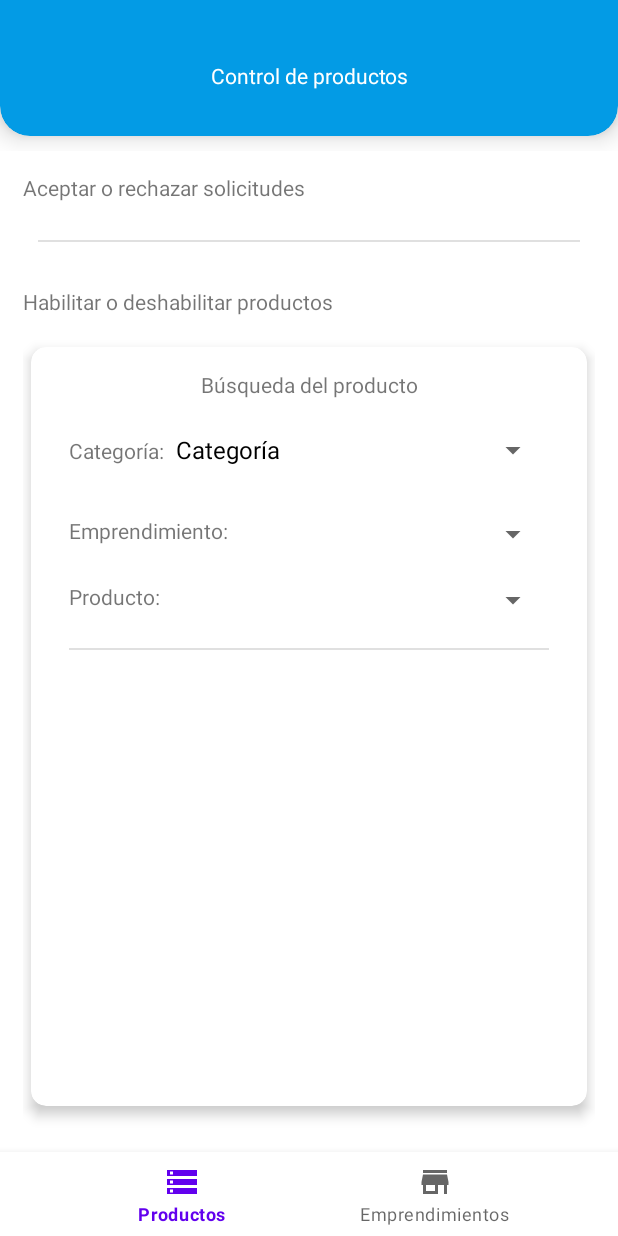
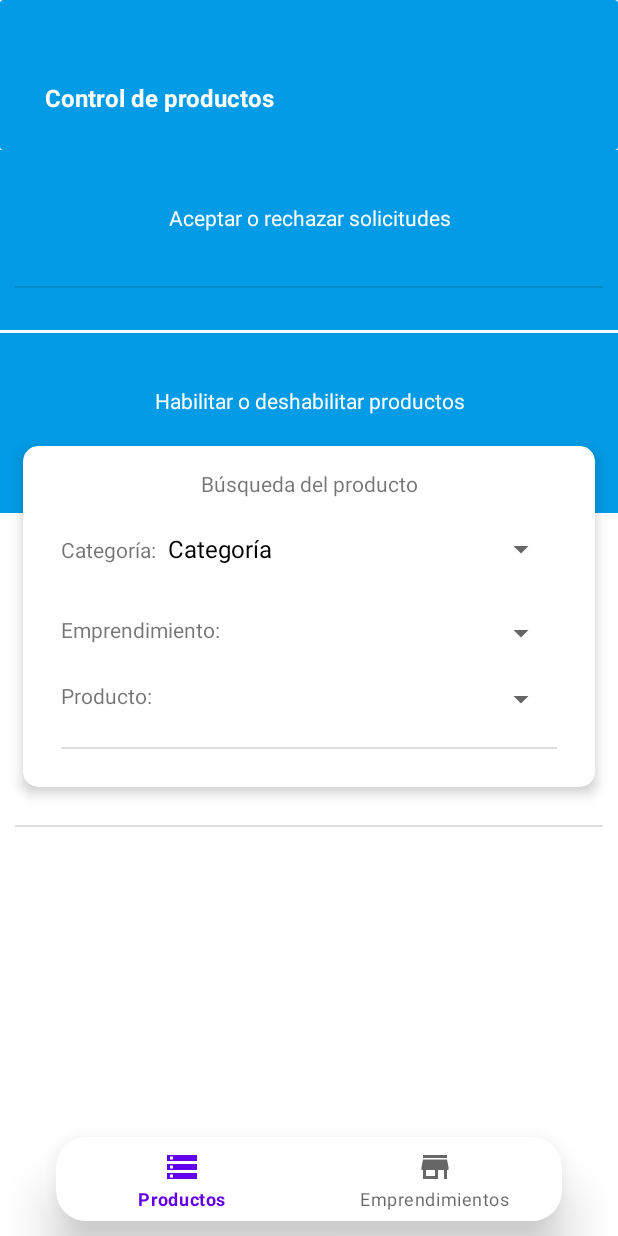
Before and after one commit to gustavovillada1/Estacionamiento-App, an Android app: the MainActivity screen opened directly, with no data from a screen before it, on a phone screen of 412 x 824 dp. Run offline under Robolectric (Android 15) with nearby library versions, the phone set to English and light mode, and no system bars; our stand-ins replace Firebase (no records; nobody signed in at launch, a user with empty details on screens opened directly), navigation-ui; libraries missing offline, so code that uses them is left out: com.synnapps.carouselview; pictures from the network do not load.

Commit message:
Se termina la app

```diff
--- /dev/null
+++ b/app/src/main/res/drawable/ic_baseline_add_circle_outline_24.xml
@@ -0,0 +1,5 @@
+<vector android:height="24dp" android:tint="#1FA021"
+    android:viewportHeight="24" android:viewportWidth="24"
+    android:width="24dp" xmlns:android="http://schemas.android.com/apk/res/android">
+    <path android:fillColor="@android:color/white" android:pathData="M13,7h-2v4L7,11v2h4v4h2v-4h4v-2h-4L13,7zM12,2C6.48,2 2,6.48 2,12s4.48,10 10,10 10,-4.48 10,-10S17.52,2 12,2zM12,20c-4.41,0 -8,-3.59 -8,-8s3.59,-8 8,-8 8,3.59 8,8 -3.59,8 -8,8z"/>
+</vector>
--- /dev/null
+++ b/app/src/main/res/drawable/ic_remove_red.xml
@@ -0,0 +1,5 @@
+<vector android:height="24dp" android:tint="#A01F1F"
+    android:viewportHeight="24" android:viewportWidth="24"
+    android:width="24dp" xmlns:android="http://schemas.android.com/apk/res/android">
+    <path android:fillColor="@android:color/white" android:pathData="M7,11v2h10v-2L7,11zM12,2C6.48,2 2,6.48 2,12s4.48,10 10,10 10,-4.48 10,-10S17.52,2 12,2zM12,20c-4.41,0 -8,-3.59 -8,-8s3.59,-8 8,-8 8,3.59 8,8 -3.59,8 -8,8z"/>
+</vector>
--- a/app/src/main/res/layout/activity_main.xml
+++ b/app/src/main/res/layout/activity_main.xml
@@ -10,19 +10,28 @@
         android:id="@+id/fragmentContainer"
         android:layout_width="match_parent"
         android:layout_height="0dp"
-        app:layout_constraintBottom_toTopOf="@+id/navigator"
+        app:layout_constraintBottom_toBottomOf="parent"
         app:layout_constraintEnd_toEndOf="parent"
         app:layout_constraintStart_toStartOf="parent"
         app:layout_constraintTop_toTopOf="parent">
 
     </androidx.constraintlayout.widget.ConstraintLayout>
 
-    <com.google.android.material.bottomnavigation.BottomNavigationView
-        android:id="@+id/navigator"
-        android:layout_width="match_parent"
+    <androidx.cardview.widget.CardView
+        android:id="@+id/cardView2"
+        android:layout_width="wrap_content"
         android:layout_height="wrap_content"
+        android:layout_margin="10dp"
+        app:cardCornerRadius="20dp"
+        app:cardElevation="20dp"
         app:layout_constraintBottom_toBottomOf="parent"
         app:layout_constraintEnd_toEndOf="parent"
-        app:layout_constraintStart_toStartOf="parent"
-        app:menu="@menu/menuapp" />
+        app:layout_constraintStart_toStartOf="parent">
+
+        <com.google.android.material.bottomnavigation.BottomNavigationView
+            android:id="@+id/navigator"
+            android:layout_width="match_parent"
+            android:layout_height="wrap_content"
+            app:menu="@menu/menuapp" />
+    </androidx.cardview.widget.CardView>
 </androidx.constraintlayout.widget.ConstraintLayout>
--- a/app/src/main/res/layout/fragment_products.xml
+++ b/app/src/main/res/layout/fragment_products.xml
@@ -9,8 +9,7 @@
     <LinearLayout
         android:id="@+id/linearLayout"
         android:layout_width="match_parent"
-        android:layout_height="120dp"
-        android:layout_marginTop="-20dp"
+        android:layout_height="100dp"
         android:orientation="vertical"
         app:layout_constraintEnd_toEndOf="parent"
         app:layout_constraintStart_toStartOf="parent"
@@ -19,19 +18,20 @@
         <androidx.cardview.widget.CardView
             android:layout_width="match_parent"
             android:layout_height="match_parent"
-            android:layout_marginBottom="10dp"
             app:cardBackgroundColor="#039BE5"
-            app:cardCornerRadius="20dp"
-            app:cardElevation="10dp" >
+            app:cardElevation="0dp">
 
             <TextView
                 android:id="@+id/textView5"
                 android:layout_width="match_parent"
                 android:layout_height="match_parent"
+                android:layout_marginStart="30dp"
                 android:layout_marginTop="30dp"
-                android:gravity="center"
+                android:gravity="center_vertical"
                 android:text="Control de productos"
-                android:textColor="#FFFFFF" />
+                android:textColor="#FFFFFF"
+                android:textSize="16sp"
+                android:textStyle="bold" />
         </androidx.cardview.widget.CardView>
     </LinearLayout>
 
@@ -47,20 +47,28 @@
         <LinearLayout
             android:layout_width="match_parent"
             android:layout_height="wrap_content"
-            android:layout_margin="15dp"
             android:orientation="vertical">
 
             <TextView
                 android:id="@+id/textView6"
                 android:layout_width="match_parent"
-                android:layout_height="wrap_content"
+                android:layout_height="120dp"
                 android:layout_marginBottom="15dp"
-                android:text="Aceptar o rechazar solicitudes" />
+                android:background="#039BE5"
+                android:gravity="center"
+                android:paddingBottom="30dp"
+                android:text="Aceptar o rechazar solicitudes"
+                android:textAlignment="center"
+                android:textColor="#FFFFFF" />
 
             <androidx.recyclerview.widget.RecyclerView
                 android:id="@+id/recycler_modifications"
                 android:layout_width="match_parent"
-                android:layout_height="wrap_content">
+                android:layout_height="wrap_content"
+                android:layout_marginStart="15dp"
+                android:layout_marginTop="-70dp"
+                android:layout_marginEnd="15dp"
+                android:layout_marginBottom="15dp">
 
             </androidx.recyclerview.widget.RecyclerView>
 
@@ -74,17 +82,22 @@
             <TextView
                 android:id="@+id/textView"
                 android:layout_width="match_parent"
-                android:layout_height="wrap_content"
+                android:layout_height="120dp"
                 android:layout_marginTop="20dp"
                 android:layout_marginBottom="15dp"
-                android:text="Habilitar o deshabilitar productos" />
+                android:background="#039BE5"
+                android:gravity="center"
+                android:paddingBottom="30dp"
+                android:text="Habilitar o deshabilitar productos"
+                android:textAlignment="center"
+                android:textColor="#FFFFFF" />
 
             <androidx.cardview.widget.CardView
                 android:layout_width="match_parent"
-                android:layout_height="match_parent"
-                android:layout_marginStart="5dp"
-                android:layout_marginTop="5dp"
-                android:layout_marginEnd="5dp"
+                android:layout_height="wrap_content"
+                android:layout_marginStart="15dp"
+                android:layout_marginTop="-60dp"
+                android:layout_marginEnd="15dp"
                 android:layout_marginBottom="15dp"
                 app:cardCornerRadius="10dp"
                 app:cardElevation="5dp">
@@ -268,7 +281,13 @@
                 android:layout_width="match_parent"
                 android:layout_height="1dp"
                 android:layout_margin="10dp"
+                android:layout_marginBottom="80dp"
                 android:background="?android:attr/listDivider" />
+
+            <LinearLayout
+                android:layout_width="match_parent"
+                android:layout_height="70dp"
+                android:orientation="horizontal"></LinearLayout>
 
         </LinearLayout>
     </androidx.core.widget.NestedScrollView>
```
Also changed, not shown: app/src/main/java/com/gustavovillada/icesistappsoma/adapters/ProductRevisionEmprendimientoAdapter.kt (+18 -17 lines), app/src/main/java/com/gustavovillada/icesistappsoma/viewHolders/ProductRevisionEmprendimientoViewHolder.kt (+4 -5 lines), app/src/main/res/layout/fragment_emprendimientos.xml (+48 -15 lines), app/src/main/res/layout/item_list_product_revision_emprendimiento.xml (+25 -56 lines).
